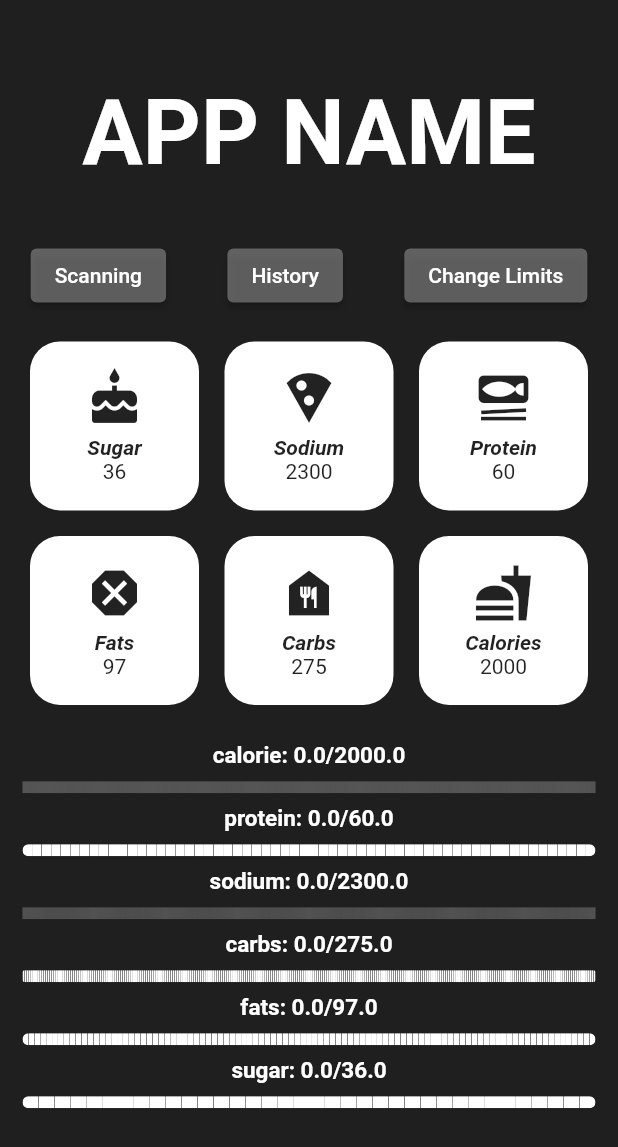
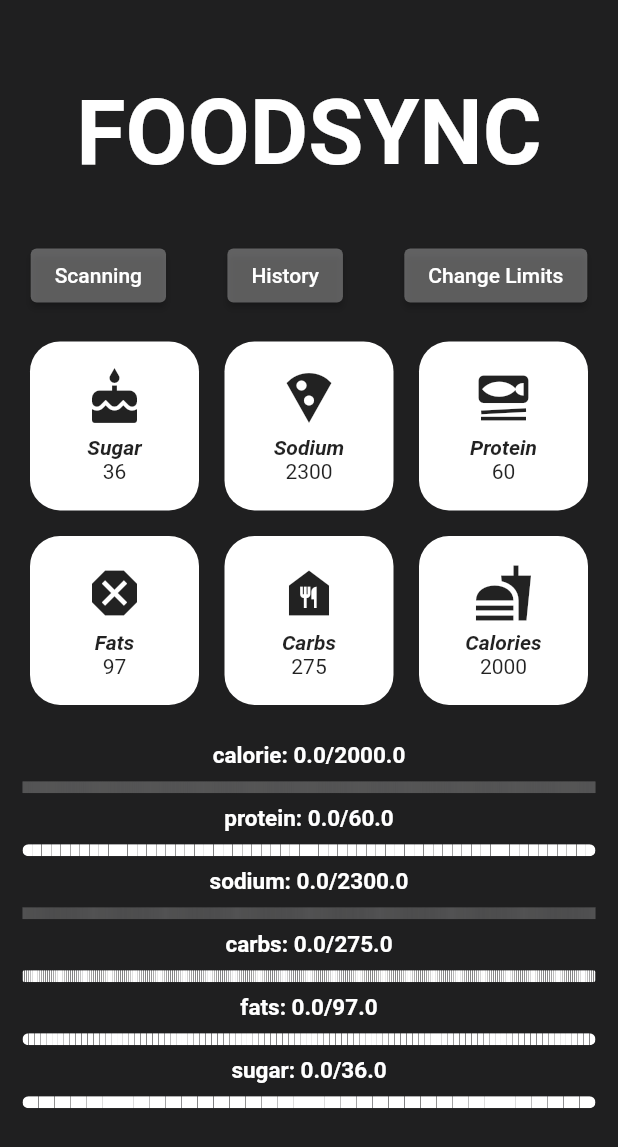
Before and after one commit to jasonyuan12345/jason-carb-app, a Flutter app: the screen it shows after launch, on a phone screen of 412 x 824 dp. Shown: the top 1147 px of the screen. Run offline on Flutter 3.47's test engine with Material 2 defaults, Android fonts, the phone set to English and light mode, and no system bars; drawn by our look-alikes of step_progress_indicator; our stand-ins replace camera, fl_chart, shared_preferences, table_calendar; missing offline and left inert: circle_progress_bar, flutter_gradients, tflite.

Commit message:
changed app name

```diff
--- a/custom_object_detection/lib/screens/start.dart
+++ b/custom_object_detection/lib/screens/start.dart
@@ -206,7 +206,7 @@ class _StartScreenState extends State<StartScreen> {
                 children: [
                   Center(
                     child: Text(
-                        "APP NAME",
+                        "FOODSYNC",
                         style: TextStyle(
                           color: AppColors.textColor,
                           fontWeight: FontWeight.bold,
```
